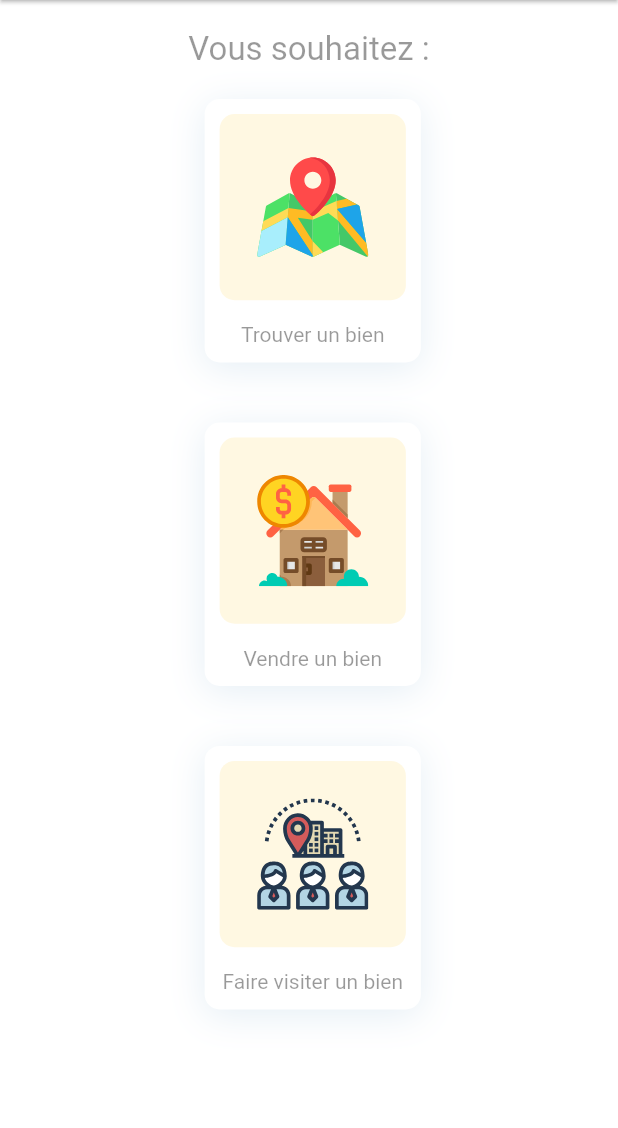
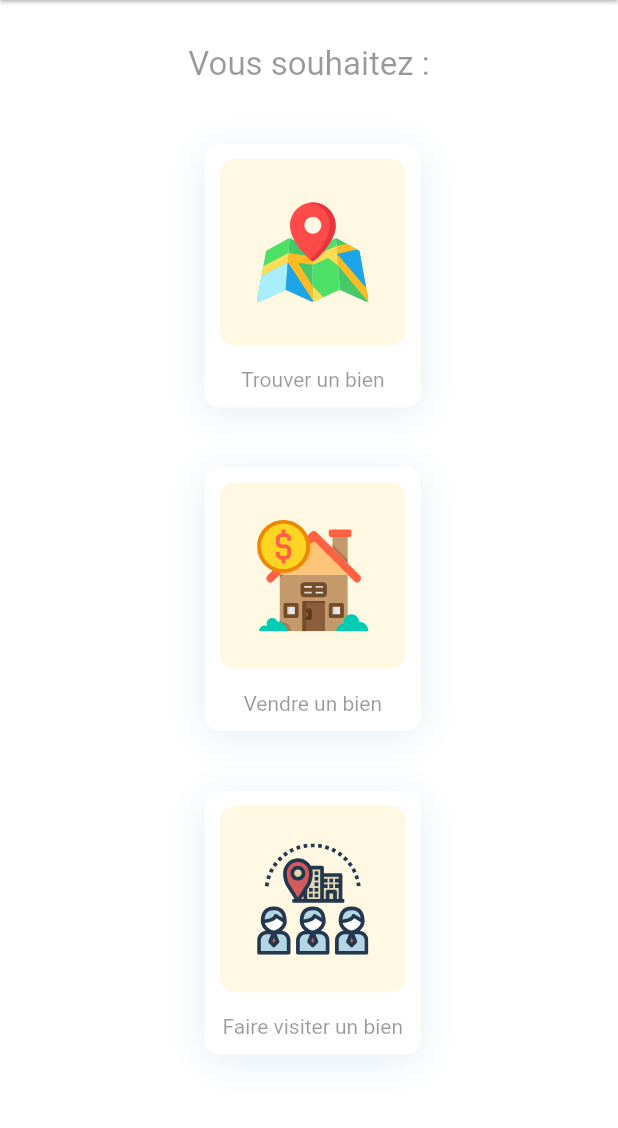
Before and after one commit to Br4x/ynov-immo, a Flutter app: the screen it shows after launch, on a phone screen of 412 x 824 dp, the part 84-1212 px from its top. Run offline on Flutter 3.47's test engine with Material 2 defaults, Android fonts, the phone set to English and light mode, and no system bars; our stand-ins replace flutter_svg, smooth_star_rating.

Commit message:
Correction padding

```diff
--- a/lib/pages/home/components/category_list.dart
+++ b/lib/pages/home/components/category_list.dart
@@ -10,7 +10,7 @@ class CategoryList extends StatelessWidget {
   Widget build(BuildContext context) {
   return Center(
       child: Padding(
-      padding: EdgeInsets.fromLTRB(0, 20, 0, 0),
+      padding: EdgeInsets.fromLTRB(0, 30, 0,20),
       child: Text('Vous souhaitez :',
           style: TextStyle(
             fontSize: 22,
```
